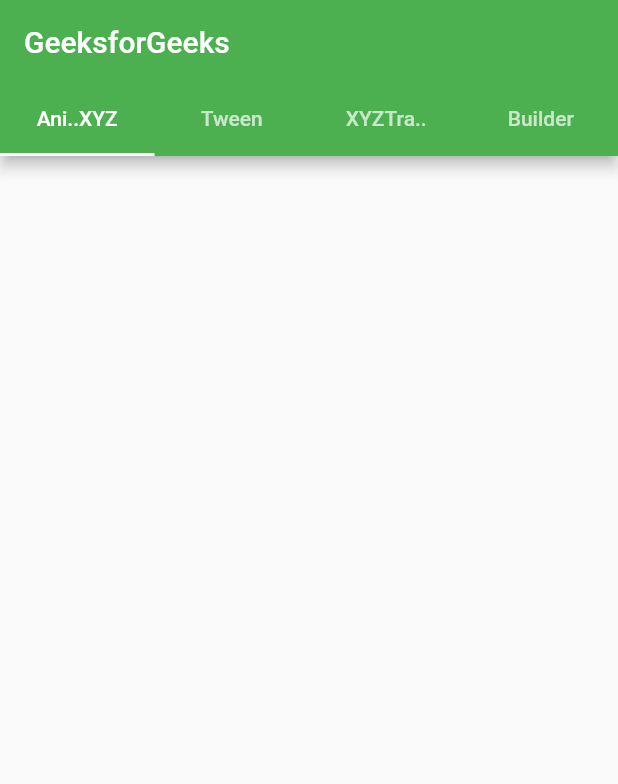
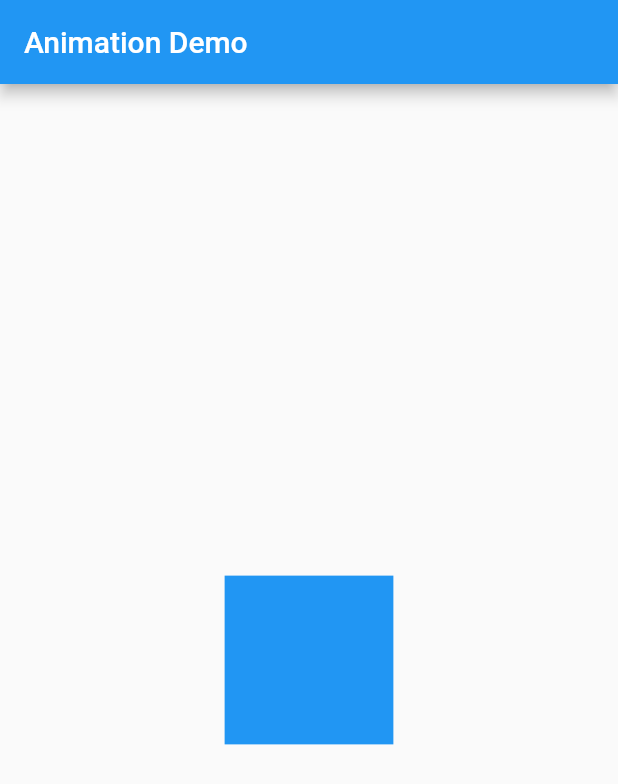
Before and after one commit to eduardoevaldt/animation_flutter, a Flutter app: the screen it shows after launch, on a phone screen of 412 x 824 dp. Shown: the top 784 px of the screen. Run offline on Flutter 3.47's test engine with Material 2 defaults, Android fonts, the phone set to English and light mode, and no system bars.

Commit message:
feat: Adicionado animação simples

```diff
--- /dev/null
+++ b/lib/application.dart
@@ -0,0 +1,14 @@
+import 'package:animation_flutter/module/tween/screen/tween.screen.dart';
+import 'package:flutter/material.dart';
+
+class Application extends StatelessWidget {
+  const Application({Key? key}) : super(key: key);
+
+  @override
+  Widget build(BuildContext context) {
+    return const MaterialApp(
+      title: 'Application',
+      home: TweenScreen(),
+    );
+  }
+}
--- a/lib/main.dart
+++ b/lib/main.dart
@@ -1,60 +1,6 @@
-// ignore_for_file: unused_import
-
+import 'package:animation_flutter/application.dart';
 import 'package:flutter/material.dart';
-import 'builder_animation.dart';
-import 'xyz_transition.dart';
-import 'tween_animation.dart';
-import 'animated_xyz.dart';
 
 void main() {
-  runApp(const MyApp());
+  runApp(const Application());
 }
-
-class MyApp extends StatelessWidget {
-  const MyApp({Key? key}) : super(key: key);
-
-  @override
-  Widget build(BuildContext context) {
-    return MaterialApp(
-      debugShowCheckedModeBanner: false,
-      title: 'Animation Demo',
-      theme: ThemeData(
-        primarySwatch: Colors.green,
-      ),
-      home: Home(),
-    );
-  }
-}
-
-class Home extends StatelessWidget {
-  @override
-  Widget build(BuildContext context) {
-    return DefaultTabController(
-      length: 4,
-      child: Scaffold(
-        // define appbar here
-        appBar: AppBar(
-          // add tabs to the app
-          bottom: const TabBar(
-            tabs: [
-              Tab(text: 'Ani..XYZ'),
-              Tab(text: 'Tween'),
-              Tab(text: 'XYZTra..'),
-              Tab(text: 'Builder'),
-            ],
-          ),
-          title: const Text('GeeksforGeeks'),
-        ),
-        body: TabBarView(
-          // animations
-          children: [
-            //AnimatedXYZ(),
-            //TweenAnimation(),
-            //XYZTransition(),
-            //BuilderAnimation(),
-          ],
-        ),
-      ),
-    );
-  }
-}
--- /dev/null
+++ b/lib/module/tween/screen/tween.screen.dart
@@ -0,0 +1,61 @@
+import 'package:flutter/material.dart';
+
+class TweenScreen extends StatefulWidget {
+  const TweenScreen({Key? key}) : super(key: key);
+
+  @override
+  State<TweenScreen> createState() => _TweenScreenState();
+}
+
+class _TweenScreenState extends State<TweenScreen>
+    with SingleTickerProviderStateMixin {
+  late Animation<double> animation;
+  late AnimationController animationController;
+
+  @override
+  void initState() {
+    super.initState();
+
+    animationController = AnimationController(
+      vsync: this,
+      duration: const Duration(milliseconds: 2000),
+    );
+    animationController.drive(CurveTween(curve: Curves.bounceInOut));
+    animation = Tween<double>(begin: 0, end: 300).animate(animationController);
+
+    animation.addListener(() => setState(() => {}));
+    animation.addStatusListener((status) {
+      setState(() {
+        if (status == AnimationStatus.completed) {
+          animationController.reverse();
+        } else if (status == AnimationStatus.dismissed) {
+          animationController.forward();
+        }
+      });
+    });
+
+    animationController.forward();
+  }
+
+  @override
+  void dispose() {
+    animationController.dispose();
+    super.dispose();
+  }
+
+  @override
+  Widget build(BuildContext context) {
+    return Scaffold(
+      appBar: AppBar(
+        title: const Text("Animation Demo"),
+      ),
+      body: Center(
+        child: Container(
+          height: animation.value,
+          width: animation.value,
+          color: Colors.blue,
+        ),
+      ),
+    );
+  }
+}
```
Also changed, not shown: lib/animated_xyz.dart (deleted), lib/builder_animation.dart (deleted), lib/tween_animation.dart (deleted), lib/xyz_transition.dart (deleted), pubspec.lock.
